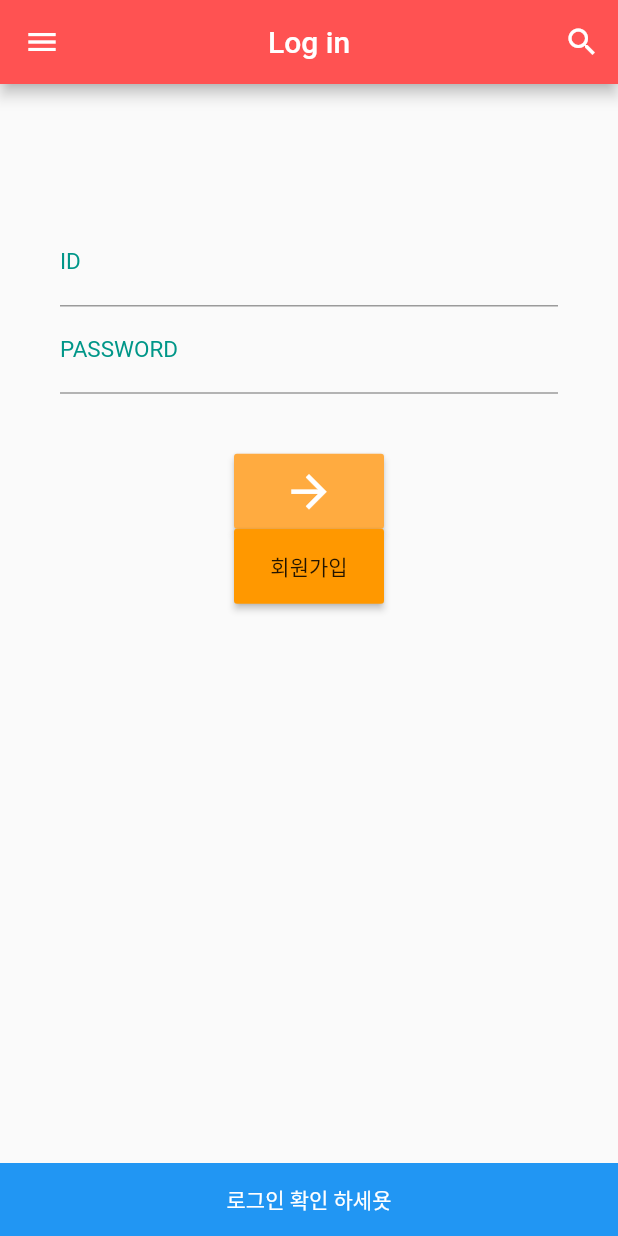
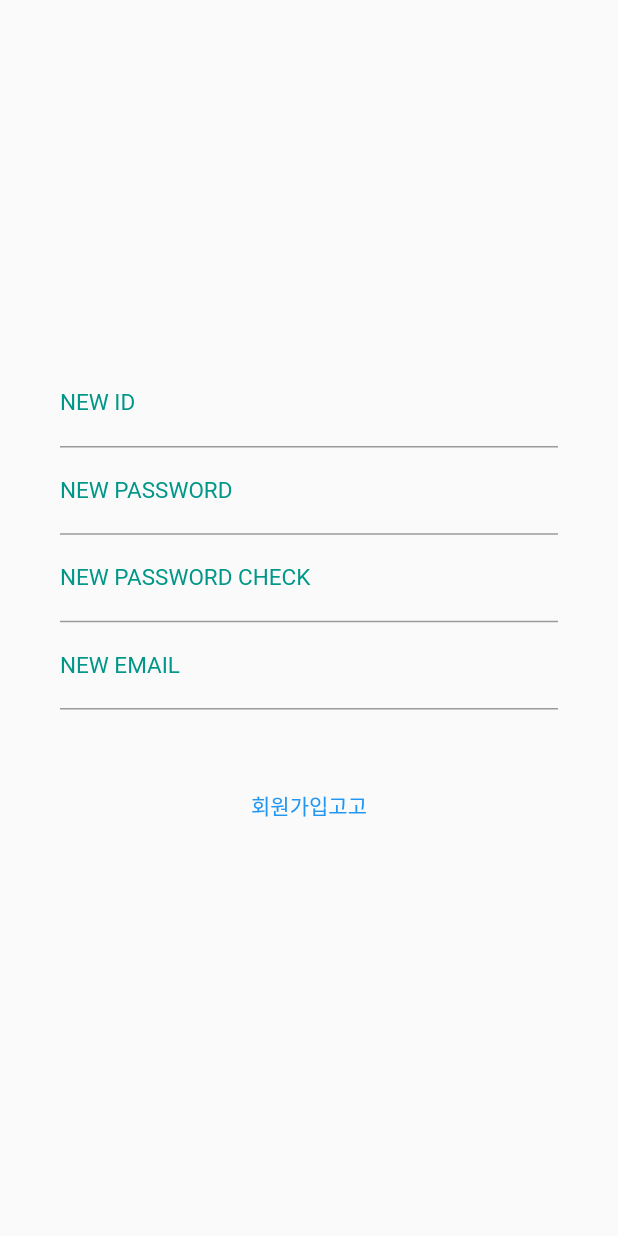
Before and after one commit to sihyeong671/quizApp, a Flutter app: the screen it shows after launch, after a tap on "회원가입", on a phone screen of 412 x 824 dp. Run offline on Flutter 3.47's test engine with Material 2 defaults, Android fonts, the phone set to English and light mode, and no system bars.

Commit message:
client: add signup page

```diff
--- a/client/lib/auth/login.dart
+++ b/client/lib/auth/login.dart
@@ -15,27 +15,31 @@ class _LogInState extends State<LogIn> {
   @override
   Widget build(BuildContext context) {
     return Scaffold(
-      appBar: AppBar(
-        title: Text('Log in'),
-        backgroundColor: Colors.redAccent,
-        centerTitle: true,
-        leading: IconButton(
-          icon: Icon(Icons.menu),
-          onPressed: (){}
-        ),
-        actions: <Widget>[
-          IconButton(
-            icon: Icon(Icons.search),
-            onPressed: (){}
-          )
-        ]
-      ),
+      // appBar: AppBar(
+      //   title: Text('Log in'),
+      //   backgroundColor: Colors.redAccent,
+      //   centerTitle: true,
+      //   leading: IconButton(
+      //     icon: Icon(Icons.menu),
+      //     onPressed: (){}
+      //   ),
+      //   actions: <Widget>[
+      //     IconButton(
+      //       icon: Icon(Icons.search),
+      //       onPressed: (){}
+      //     )
+      //   ]
+      // ),
       body: Builder(
         builder: (context) {
-          return SingleChildScrollView(
+          return GestureDetector(
+            onTap: (){
+              FocusScope.of(context).unfocus();
+            },
+            child: SingleChildScrollView(
               child: Column(
                 children: <Widget>[
-                Padding(padding: EdgeInsets.only(top: 50)),
+                  Padding(padding: EdgeInsets.only(top: 200)),
                   Form(
                     child: Theme(
                       data: ThemeData(
@@ -54,14 +58,16 @@ class _LogInState extends State<LogIn> {
                             TextField(
                               controller: controller1,
                               decoration: InputDecoration(
-                              labelText: 'ID'
+                                labelText: 'ID',
+                                hintText: 'Enter your ID',
                               ),
                               keyboardType: TextInputType.emailAddress,
                             ),
                             TextField(
                               controller: controller2,
                               decoration: InputDecoration(
-                              labelText: 'PASSWORD'
+                                labelText: 'PASSWORD',
+                                hintText: 'Enter your PW',
                               ),
                               keyboardType: TextInputType.text,
                               obscureText: true,
@@ -72,11 +78,9 @@ class _LogInState extends State<LogIn> {
                             ButtonTheme(
                               minWidth: 100.0,
                                 height: 50.0,
-                              child: RaisedButton(
-                                color: Colors.orangeAccent,
+                                child: TextButton(
                                     child: Icon(
                                       Icons.arrow_forward,
-                                  color: Colors.white,
                                     size: 35.0,
                                     ),
                                     onPressed: (){
@@ -94,19 +98,12 @@ class _LogInState extends State<LogIn> {
                             ButtonTheme(
                               minWidth: 100.0,
                                 height: 50.0,
-                              child: RaisedButton(
-                                color: Colors.orange,
-                                  child: Text(
-                                    "회원가입"
-                                  ),
+                                child: TextButton(
+                                    child: Text("회원가입"),
                                     onPressed: (){
 
-                                    if(controller1.text == 'test' && controller2.text == '1234'){
                                       Navigator.push(context,
                                         MaterialPageRoute(builder: (BuildContext context) => SignUp()));
-                                    } else{
-                                      showSnackBar(context);
-                                    }
 
                                     },
                                 )
@@ -117,6 +114,7 @@ class _LogInState extends State<LogIn> {
                     )
                   )
                 ]
+              ),
             ),
           );
         }
--- a/client/lib/auth/signUp.dart
+++ b/client/lib/auth/signUp.dart
@@ -1,14 +1,118 @@
 import 'package:flutter/material.dart';
+import 'package:client/lobby/lobby.dart';
+import 'package:client/auth/signUp.dart';
+import 'package:client/auth/login.dart';
 
-class SignUp extends StatelessWidget {
-  const SignUp({ Key? key }) : super(key: key);
+class SignUp extends StatefulWidget {
+  @override
+  _SignUpState createState() => _SignUpState();
+}
+
+class _SignUpState extends State<SignUp> {
+
+  TextEditingController controller1 = TextEditingController();
+  TextEditingController controller2 = TextEditingController();
+  TextEditingController controller3 = TextEditingController();
+  TextEditingController controller4 = TextEditingController();
 
   @override
   Widget build(BuildContext context) {
     return Scaffold(
-      appBar: AppBar(
-        title: Text('Sign Up')
+      body: Builder(
+        builder: (context) {
+          return GestureDetector(
+            onTap: (){
+              FocusScope.of(context).unfocus();
+            },
+            child: SingleChildScrollView(
+              child: Column(
+                children: <Widget>[
+                  Padding(padding: EdgeInsets.only(top: 200)),
+                  Form(
+                    child: Theme(
+                      data: ThemeData(
+                        primaryColor: Colors.teal,
+                        inputDecorationTheme: InputDecorationTheme(
+                          labelStyle: TextStyle(
+                            color: Colors.teal,
+                            fontSize: 15.0
+                          )
+                        )
+                      ),
+                      child: Container(
+                        padding: EdgeInsets.all(40.0),
+                        child: Column(
+                          children: <Widget>[
+                            TextField(
+                              controller: controller1,
+                              decoration: InputDecoration(
+                                labelText: 'NEW ID'
+
+                              ),
+                              keyboardType: TextInputType.emailAddress,
+                            ),
+                            TextField(
+                              controller: controller2,
+                              decoration: InputDecoration(
+                                labelText: 'NEW PASSWORD'
+                              ),
+                              keyboardType: TextInputType.text,
+                              obscureText: true,
+                            ),
+                            TextField(
+                              controller: controller3,
+                              decoration: InputDecoration(
+                                labelText: 'NEW PASSWORD CHECK'
+                              ),
+                              keyboardType: TextInputType.text,
+                              obscureText: true,
+                            ),
+                            TextField(
+                              controller: controller4,
+                              decoration: InputDecoration(
+                                labelText: 'NEW EMAIL'
+                              ),
+                              keyboardType: TextInputType.text,
+                              obscureText: true,
+                            ),
+                            SizedBox(
+                              height: 40.0,
+                            ),
+                            ButtonTheme(
+                              minWidth: 100.0,
+                                height: 50.0,
+                                child: TextButton(
+                                    child: Text("회원가입고고"),
+                                    onPressed: (){
+
+                                      Navigator.push(context,
+                                        MaterialPageRoute(builder: (BuildContext context) => LogIn()));
+
+                                    },
+                                )
+                            )
+                          ]
+                        )
+                      )
+                    )
+                  )
+                ]
+              ),
+            ),
+          );
+        }
       )
     );
   }
 }
+
+void showSnackBar(BuildContext context){
+  Scaffold.of(context).showSnackBar(
+    SnackBar(content:
+      Text('로그인 확인 하세욧',
+      textAlign: TextAlign.center,),
+        duration: Duration(seconds: 2),
+        backgroundColor: Colors.blue,
+    )
+  );
+}
```
Lines whose indentation alone changed are shown as unchanged.
